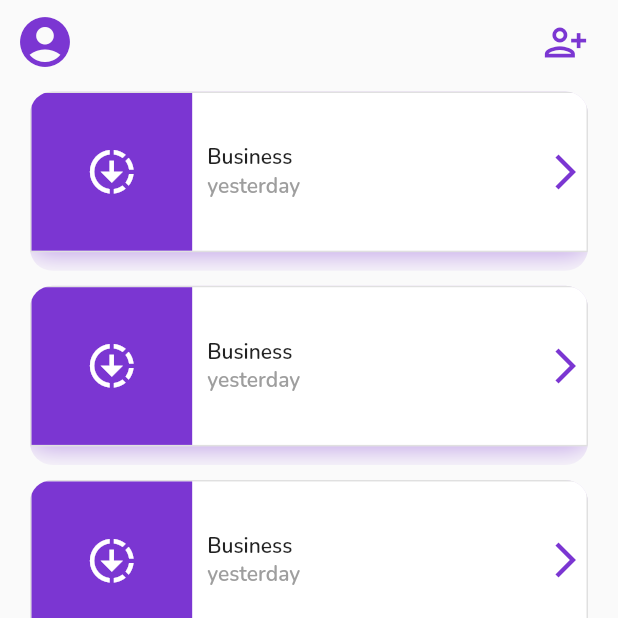
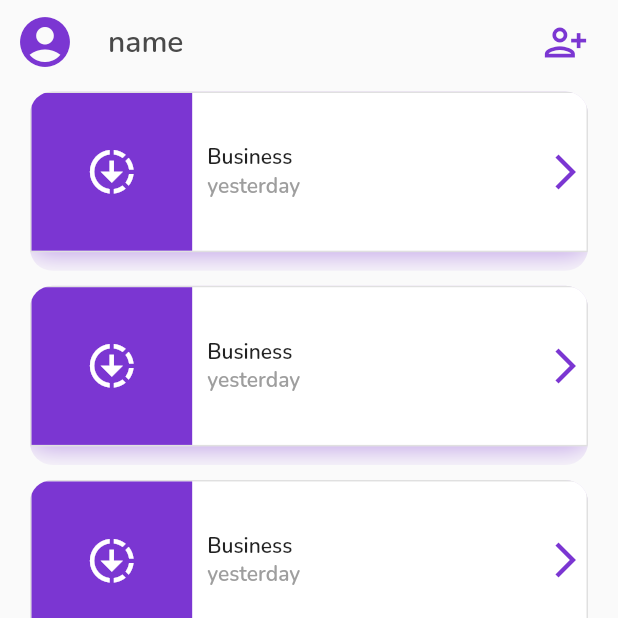
Before and after one commit to RayMasoumi/cash_book, a Flutter app: the HomeScreen screen opened by its route, on a phone screen of 412 x 824 dp, the top half of it. Run offline on Flutter 3.47's test engine with Material 2 defaults, Android fonts, the phone set to English and light mode, and no system bars; drawn by our look-alikes of animated_bottom_navigation_bar; our stand-ins replace custom_radio_grouped_button, get, get_storage, hive, hive_flutter, introduction_screen; missing offline and left inert: flutter_dropdown; accounts and stored records are empty.

Commit message:
minor change

```diff
--- a/lib/screens/home_screen.dart
+++ b/lib/screens/home_screen.dart
@@ -2,7 +2,6 @@ import 'package:animated_bottom_navigation_bar/animated_bottom_navigation_bar.da
 import 'package:cash_book/constants/colors.dart';
 import 'package:cash_book/constants/sizes.dart';
 import 'package:cash_book/constants/strings.dart';
-import 'package:cash_book/controllers/current_user_controller.dart';
 import 'package:cash_book/screens/add_book_bottom_sheet_screen.dart';
 import 'package:cash_book/screens/books_list_screen.dart';
 import 'package:cash_book/screens/settings_screen.dart';
@@ -64,9 +63,10 @@ class HomeScreen extends StatelessWidget {
         ),
         backgroundColor: Colors.transparent,
         elevation: 0.0,
-        title: Text(
-          Get.find<CurrentUserController>().currentUser.value!.userName,
-          style: const TextStyle(color: kMainSubtitle),
+        title: const Text(
+          'name',
+          //Get.find<CurrentUserController>().currentUser.value!.userName,
+          style: TextStyle(color: kMainSubtitle),
         ),
         actions: const [
           Padding(
```
